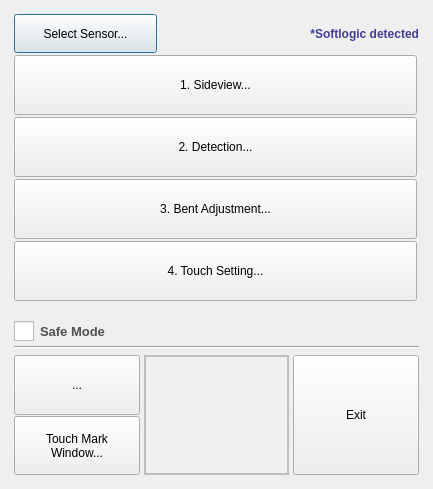
This is T3kCfgFE/dialog.ui in habilience/habilience-t3ksensor-tools as Qt 5 draws it before an edit. The edited form follows.
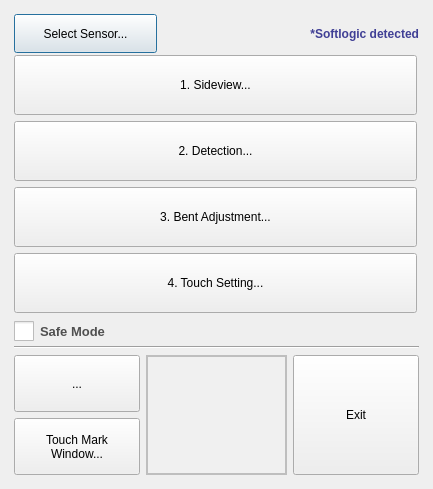
This is the edited form. Icons and pictures are not drawn. Custom widgets are drawn as their Qt base class.

Diff of the .ui file:
```diff
--- a/T3kCfgFE/dialog.ui
+++ b/T3kCfgFE/dialog.ui
@@ -111,9 +111,6 @@
    </item>
    <item>
     <layout class="QVBoxLayout" name="layoutMid">
-     <property name="spacing">
-      <number>2</number>
-     </property>
      <item>
       <widget class="QStyleButton" name="btnSideview">
        <property name="sizePolicy">
@@ -312,17 +309,11 @@
    </item>
    <item>
     <layout class="QHBoxLayout" name="layoutBtm">
-     <property name="spacing">
-      <number>4</number>
-     </property>
      <property name="sizeConstraint">
       <enum>QLayout::SetMinimumSize</enum>
      </property>
      <item>
       <layout class="QVBoxLayout" name="layoutReset">
-       <property name="spacing">
-        <number>1</number>
-       </property>
        <item>
         <widget class="QStyleButton" name="btnReset">
          <property name="sizePolicy">
```
